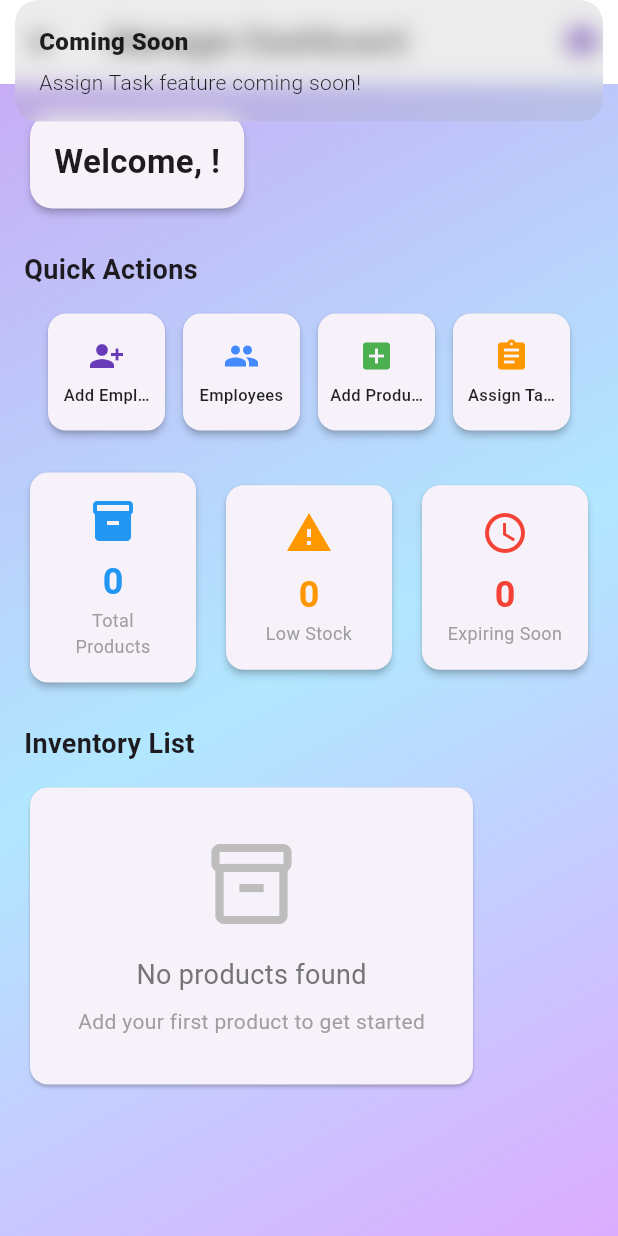
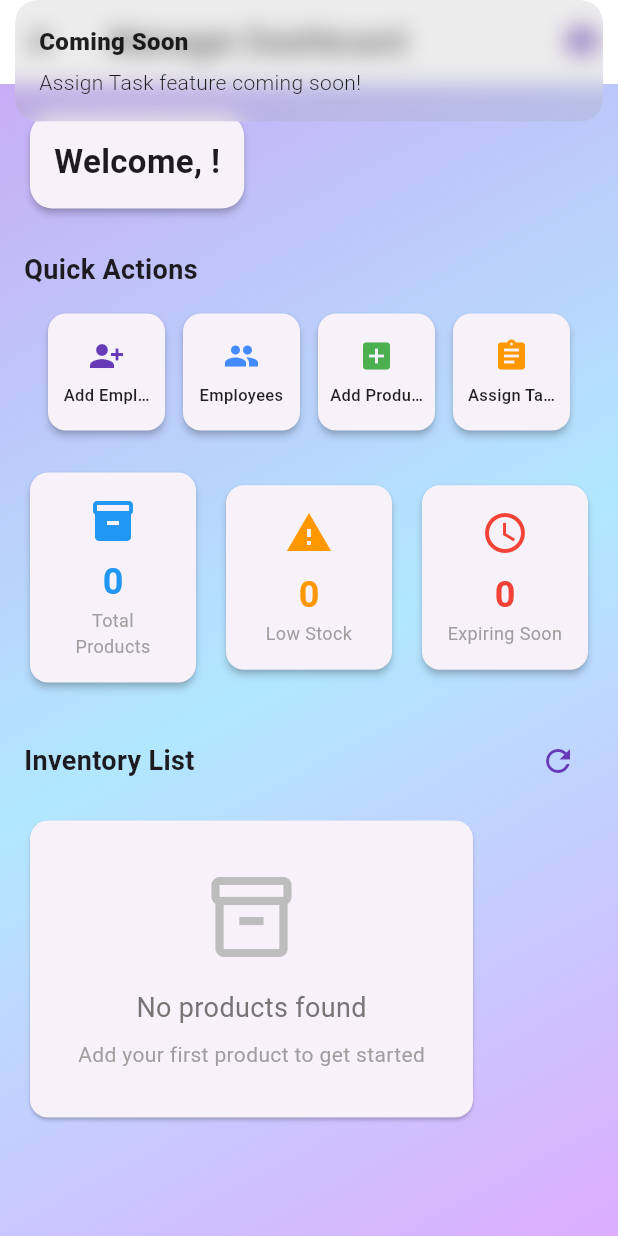
Before and after one commit to ishant9805/Inventro, a Flutter app: the ManagerDashboard screen opened by its route, after a tap on "Add Employee", after a tap on "Assign Task", on a phone screen of 412 x 824 dp. Run offline on Flutter 3.47's test engine with Material 3 defaults, Android fonts, the phone set to English and light mode, and no system bars; our stand-ins replace get, shared_preferences; accounts and stored records are empty.

Commit message:
Bug fix of login and registration

```diff
--- a/lib/app/data/services/employee_service.dart
+++ b/lib/app/data/services/employee_service.dart
@@ -197,7 +197,7 @@ class EmployeeService {
   // GET ALL EMPLOYEES FOR MANAGER
   Future<List<Map<String, dynamic>>> getEmployees() async {
     try {
-      final endpoint = path.join(baseUrl, 'employees');
+      final endpoint = path.join(baseUrl, 'manager/employees');
       final uri = Uri.parse(endpoint.replaceAll('\\', '/'));
 
       print('[EmployeeService.getEmployees] Request URI: $uri');
--- a/lib/app/modules/auth/controller/add_employee_controller.dart
+++ b/lib/app/modules/auth/controller/add_employee_controller.dart
@@ -193,8 +193,7 @@ class AddEmployeeController extends GetxController {
 
         _clearFields();
         currentEmployeeCount.value = newEmployeeCount;
-
-        print('Employee added successfully: $result');
+        Get.offAllNamed('/dashboard');
       } catch (e) {
         print('Error adding employee: $e');
         Get.snackbar(
--- a/lib/app/modules/auth/controller/add_product_controller.dart
+++ b/lib/app/modules/auth/controller/add_product_controller.dart
@@ -73,6 +73,7 @@ class AddProductController extends GetxController {
         );
 
         _clearFields();
+        Get.offAllNamed('/dashboard');
 
         print('Product added successfully: $result');
 
--- a/lib/app/modules/auth/views/manager/dashboard.dart
+++ b/lib/app/modules/auth/views/manager/dashboard.dart
@@ -157,13 +157,21 @@ class ManagerDashboard extends StatelessWidget {
                       'Inventory List',
                       style: TextStyle(fontSize: 18, fontWeight: FontWeight.w600),
                     ),
+                    Row(
+                      children: [
                         Obx(() => dashboardController.isLoading.value
                           ? const SizedBox(
                               width: 20,
                               height: 20,
                               child: CircularProgressIndicator(strokeWidth: 2),
                             )
-                      : const SizedBox.shrink(),
+                          : IconButton(
+                              icon: const Icon(Icons.refresh, color: Colors.deepPurple),
+                              tooltip: 'Refresh Inventories',
+                              onPressed: dashboardController.refreshProducts,
+                            ),
+                        ),
+                      ],
                     ),
                   ],
                 ),
--- a/pubspec.yaml
+++ b/pubspec.yaml
@@ -32,6 +32,7 @@ dependencies:
     sdk: flutter
   http: ^1.3.0
   get: ^4.7.2
+  shared_preferences: ^2.5.3
 
 
   # The following adds the Cupertino Icons font to your application.
```
Also changed, not shown: lib/app/modules/auth/controller/auth_controller.dart (+56 -0 lines), pubspec.lock, 2 other files. Lines whose indentation alone changed are shown as unchanged.
